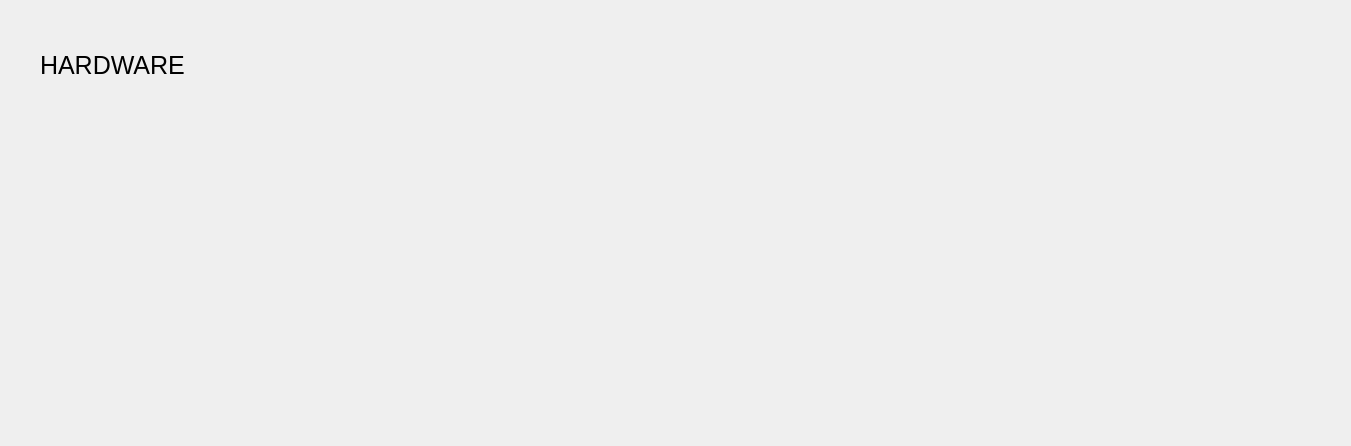
Subtes/proyecto_subtes, file CAF6000/boardhardware.ui: the form before one commit; both pictures show x 0 to 1351 and y 0 to 446 of the 1351 by 689 pixel window.
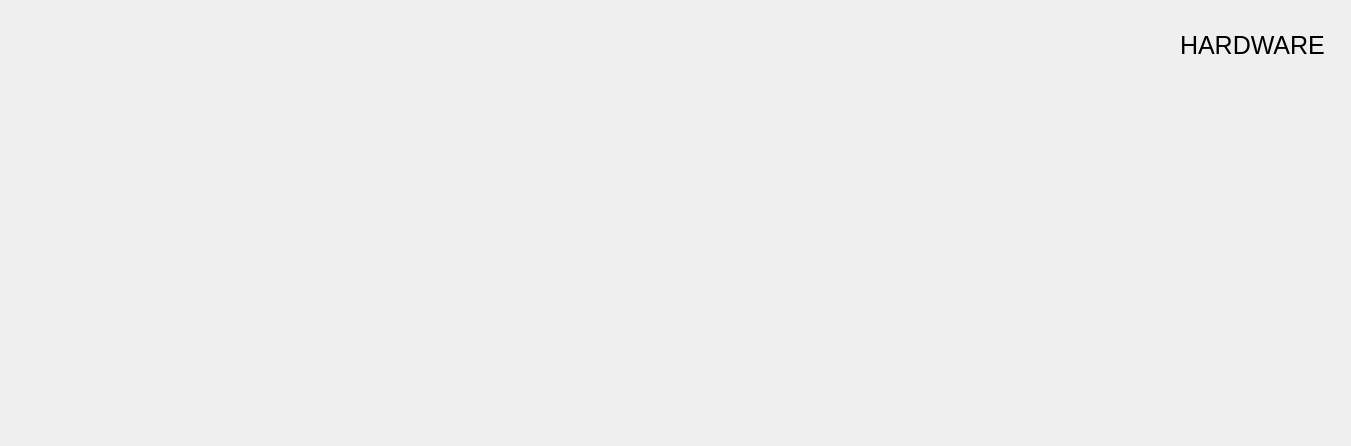
The form after the commit. Custom widgets are drawn as their Qt base class.

Diff of the .ui file:
```diff
--- a/CAF6000/boardhardware.ui
+++ b/CAF6000/boardhardware.ui
@@ -16,8 +16,8 @@
   <widget class="QLabel" name="label">
    <property name="geometry">
     <rect>
-     <x>40</x>
-     <y>20</y>
+     <x>1180</x>
+     <y>0</y>
      <width>171</width>
      <height>91</height>
     </rect>
@@ -31,7 +31,25 @@
     <string>HARDWARE</string>
    </property>
   </widget>
+  <widget class="FootHorn" name="horn" native="true">
+   <property name="geometry">
+    <rect>
+     <x>10</x>
+     <y>10</y>
+     <width>393</width>
+     <height>316</height>
+    </rect>
+   </property>
+  </widget>
  </widget>
+ <customwidgets>
+  <customwidget>
+   <class>FootHorn</class>
+   <extends>QWidget</extends>
+   <header>foothorn.h</header>
+   <container>1</container>
+  </customwidget>
+ </customwidgets>
  <resources/>
  <connections/>
 </ui>
```
